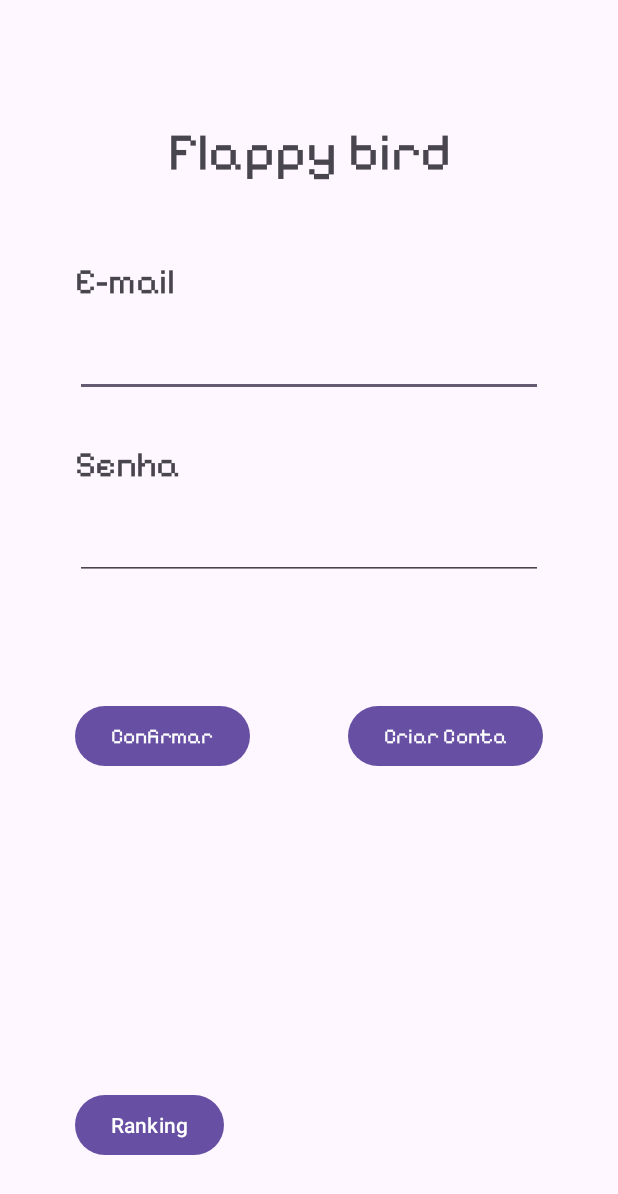
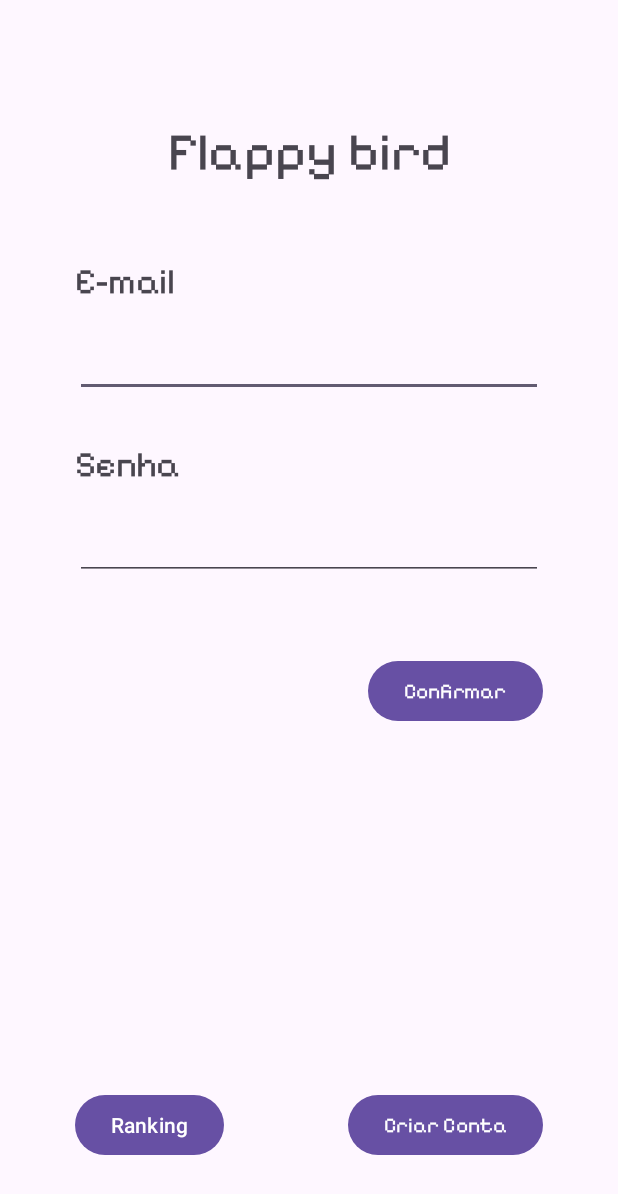
Before and after one commit to edgarrosis/TrabalhoFinal-ProgMovel, an Android app: the screen it shows after launch (MainActivity), on a phone screen of 412 x 824 dp. Shown: the top 1194 px of the screen. Run offline under Robolectric (Android 15) with nearby library versions, the phone set to English and light mode, and no system bars; our stand-ins replace Firebase (no records; nobody signed in at launch, a user with empty details on screens opened directly).

Commit message:
Fix,Style: corrigido layout botoes da tela inicial, e criado layout da tela Ranking

```diff
--- a/app/src/main/AndroidManifest.xml
+++ b/app/src/main/AndroidManifest.xml
@@ -12,6 +12,9 @@
         android:supportsRtl="true"
         android:theme="@style/Theme.TrabalhoFinalProgMovel"
         tools:targetApi="31">
+        <activity
+            android:name=".Ranking"
+            android:exported="false" />
         <activity
             android:name=".GameOverSelecao"
             android:exported="false" />
--- a/app/src/main/java/com/example/trabalhofinal_progmovel/MainActivity.java
+++ b/app/src/main/java/com/example/trabalhofinal_progmovel/MainActivity.java
@@ -32,7 +32,13 @@
                 realizarLogin();
             }
         });
-
+        binding.btnRanking.setOnClickListener(new View.OnClickListener() {
+            @Override
+            public void onClick(View v) {
+                Intent intent = new Intent(MainActivity.this, Ranking.class);
+                startActivity(intent);
+            }
+        });
         binding.btnCadastro.setOnClickListener(new View.OnClickListener() {
             @Override
             public void onClick(View v) {
--- a/app/src/main/res/layout/activity_main.xml
+++ b/app/src/main/res/layout/activity_main.xml
@@ -26,23 +26,23 @@
         android:id="@+id/btnConfirmar"
         android:layout_width="wrap_content"
         android:layout_height="wrap_content"
-        android:layout_marginStart="50dp"
-        android:layout_marginTop="80dp"
+        android:layout_marginTop="50dp"
+        android:layout_marginEnd="50dp"
+        android:fontFamily="@font/pixelify_sans_regular"
         android:text="Confirmar"
-        android:fontFamily="@font/pixelify_sans_regular"
-        app:layout_constraintStart_toStartOf="parent"
+        app:layout_constraintEnd_toEndOf="parent"
         app:layout_constraintTop_toBottomOf="@+id/edtSenhaLogin" />
 
     <Button
         android:id="@+id/btnCadastro"
         android:layout_width="wrap_content"
         android:layout_height="wrap_content"
-        android:layout_marginTop="80dp"
         android:layout_marginEnd="50dp"
+        android:layout_marginBottom="50dp"
+        android:fontFamily="@font/pixelify_sans_regular"
         android:text="Criar Conta"
-        android:fontFamily="@font/pixelify_sans_regular"
-        app:layout_constraintEnd_toEndOf="parent"
-        app:layout_constraintTop_toBottomOf="@+id/edtSenhaLogin" />
+        app:layout_constraintBottom_toBottomOf="parent"
+        app:layout_constraintEnd_toEndOf="parent" />
 
     <TextView
         android:id="@+id/textView5"
@@ -97,7 +97,7 @@
         app:layout_constraintTop_toBottomOf="@+id/textView6" />
 
     <Button
-        android:id="@+id/button"
+        android:id="@+id/btnRanking"
         android:layout_width="wrap_content"
         android:layout_height="wrap_content"
         android:layout_marginStart="50dp"
```
Also changed, not shown: app/src/main/java/com/example/trabalhofinal_progmovel/Ranking.java (added, +24 -0 lines), app/src/main/res/layout/activity_ranking.xml (added, +30 -0 lines).
